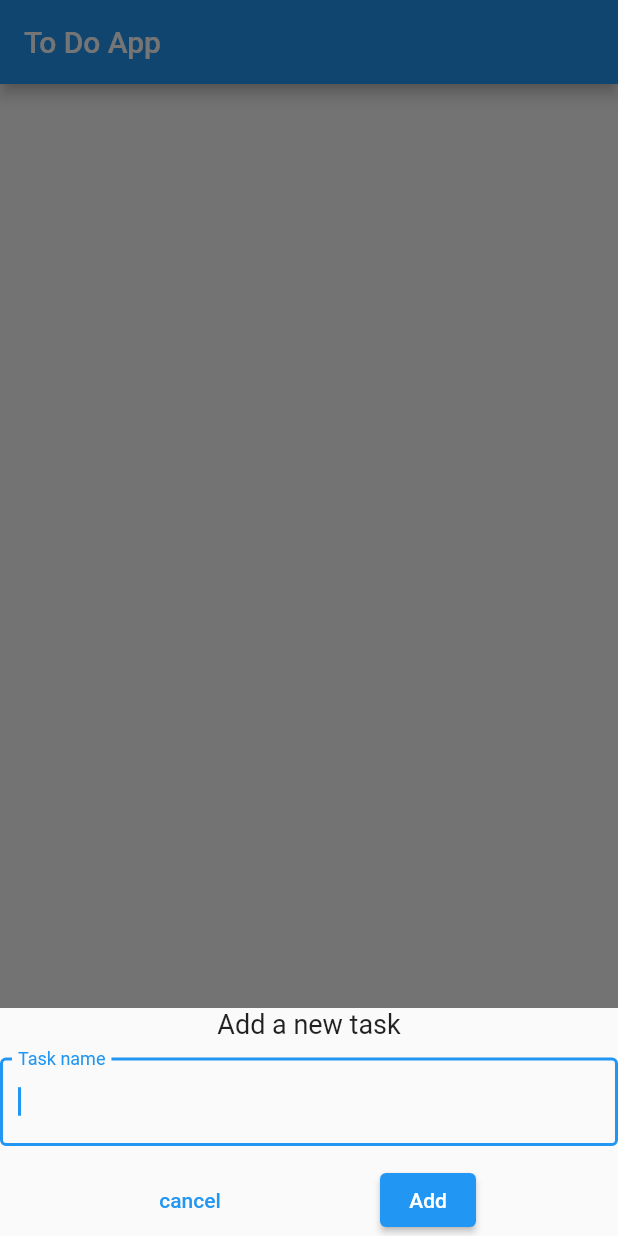
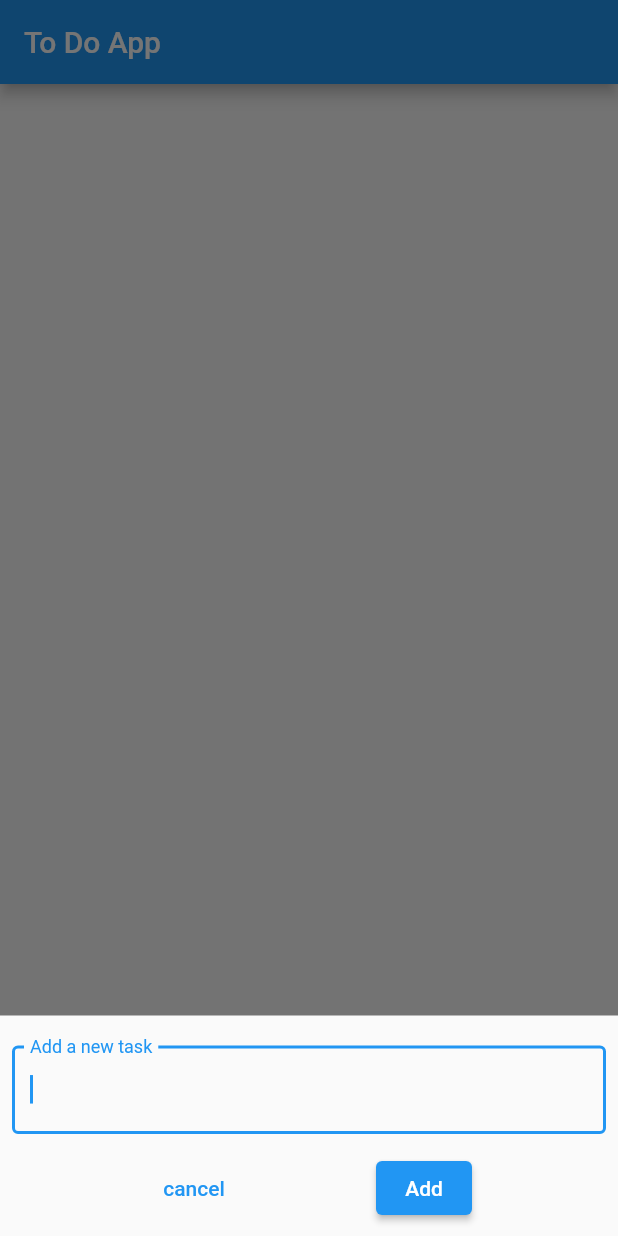
Before and after one commit to kulotski321/to-do-app, a Flutter app: the screen it shows after launch, after a tap on the "add" icon, on a phone screen of 412 x 824 dp. Run offline on Flutter 3.47's test engine with Material 2 defaults, Android fonts, the phone set to English and light mode, and no system bars; our stand-ins replace equatable, flutter_bloc.

Commit message:
Improve modal UI

```diff
--- a/lib/presentation/screens/home_page.dart
+++ b/lib/presentation/screens/home_page.dart
@@ -39,19 +39,17 @@ class _HomePageState extends State<HomePage> {
               child: Container(
                 padding: EdgeInsets.only(
                     bottom: MediaQuery.of(context).viewInsets.bottom),
+                child: Padding(
+                  padding: const EdgeInsets.all(8.0),
                   child: Column(
                     children: [
-                    const Text(
-                      'Add a new task',
-                      style: TextStyle(fontSize: 18),
-                    ),
                       const SizedBox(
                         height: 12,
                       ),
                       TextField(
                         controller: textEditingController,
                         decoration: const InputDecoration(
-                        label: Text('Task name'),
+                          label: Text('Add a new task'),
                           border: OutlineInputBorder(),
                         ),
                         autofocus: true,
@@ -87,6 +85,7 @@ class _HomePageState extends State<HomePage> {
                         ],
                       ),
                     ],
+                  ),
                 ),
               ),
             ));
```
Lines whose indentation alone changed are shown as unchanged.
